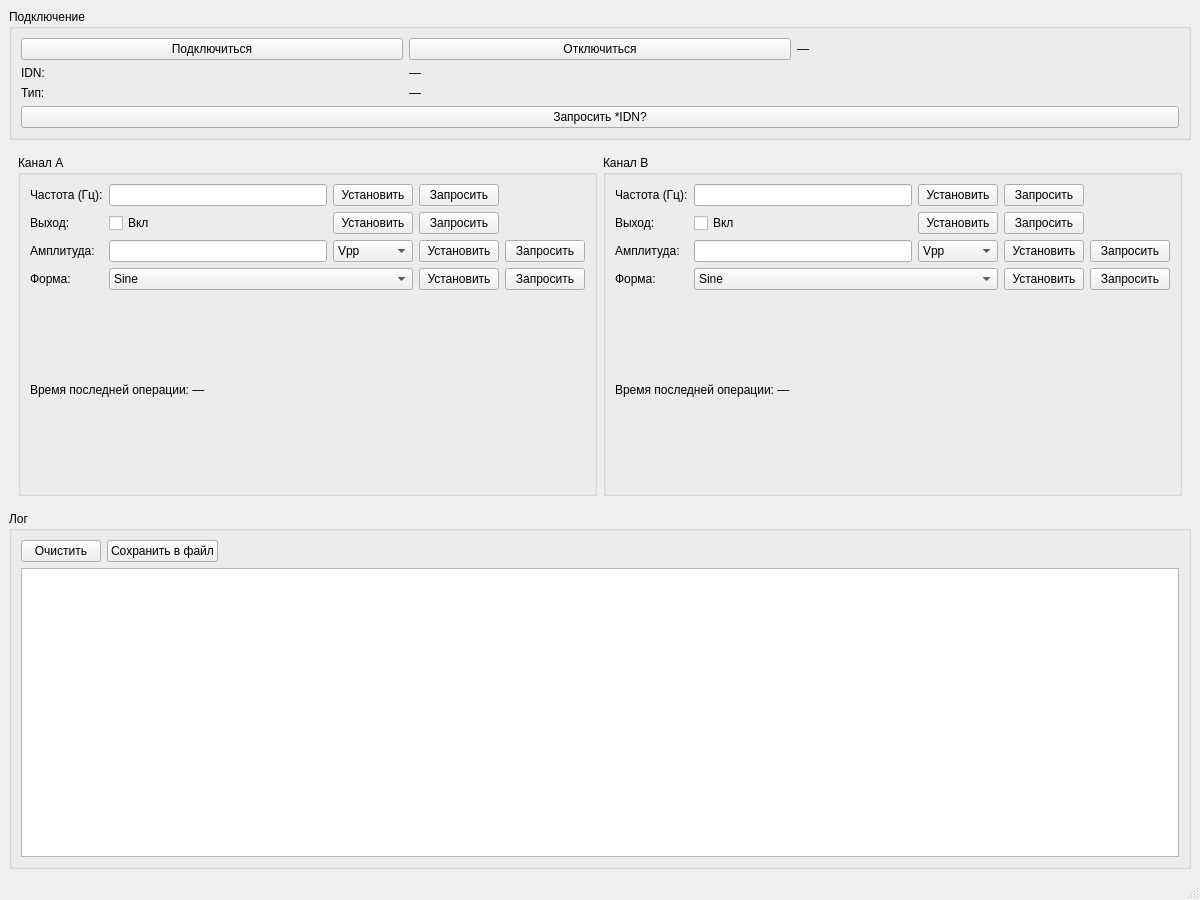
Before: the Qt Designer form mainwindow.ui in Anatolichka2202/AKIP-Gratten_Generator_Manger, drawn with Qt 5.
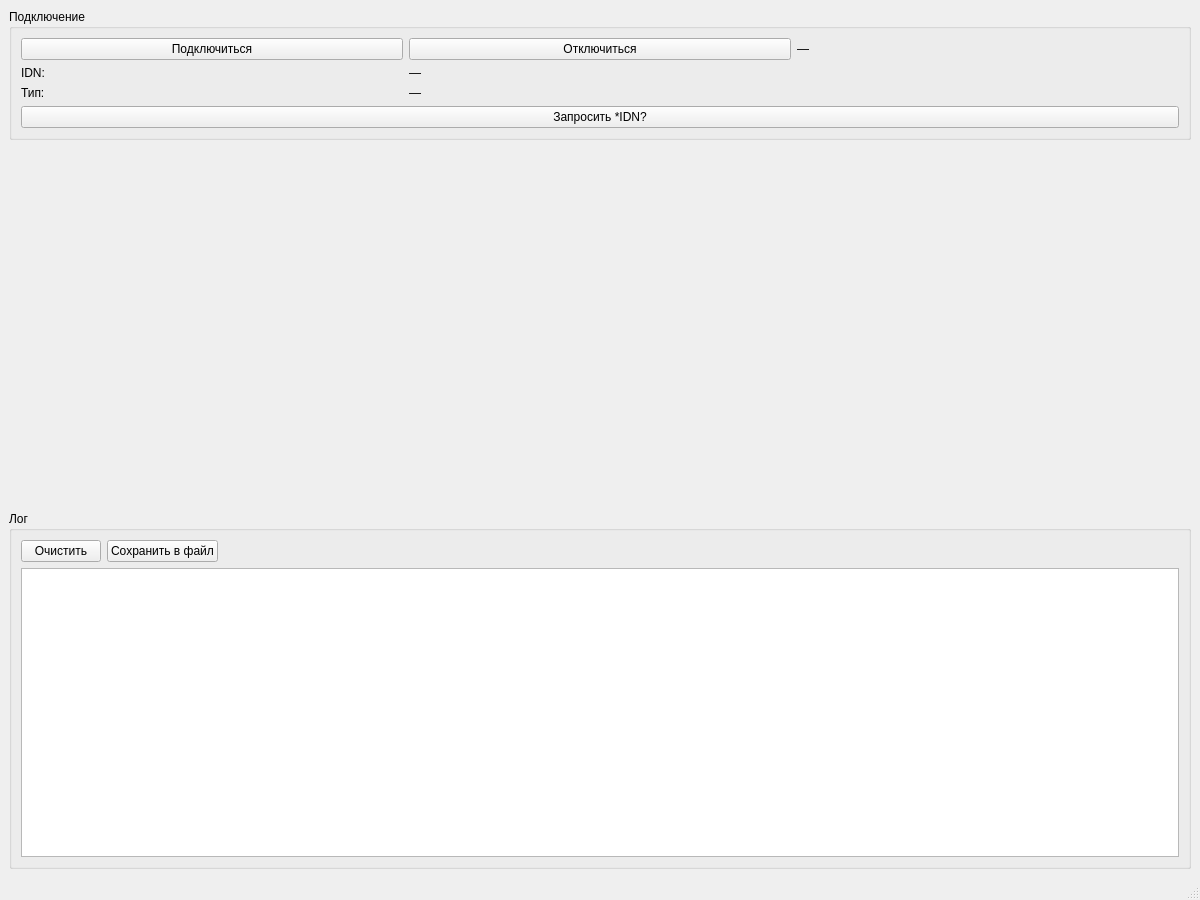
After: the same form once the commit is applied.

Patch:
```diff
--- a/mainwindow.ui
+++ b/mainwindow.ui
@@ -90,341 +90,8 @@
        <number>0</number>
       </property>
       <widget class="QWidget" name="akipPage">
-       <layout class="QHBoxLayout" name="horizontalLayout_2">
-        <item>
-         <widget class="QGroupBox" name="grpChannelA">
-        <property name="title">
-         <string>Канал A</string>
-        </property>
-        <layout class="QGridLayout" name="gridLayout_6">
-         <item row="0" column="0">
-          <widget class="QLabel" name="labelFreqA">
-           <property name="text">
-            <string>Частота (Гц):</string>
-           </property>
-          </widget>
-         </item>
-         <item row="0" column="1">
-          <widget class="QLineEdit" name="editFreqA"/>
-         </item>
-         <item row="0" column="2">
-          <widget class="QPushButton" name="btnSetFreqA">
-           <property name="text">
-            <string>Установить</string>
-           </property>
-          </widget>
-         </item>
-         <item row="0" column="3">
-          <widget class="QPushButton" name="btnQueryFreqA">
-           <property name="text">
-            <string>Запросить</string>
-           </property>
-          </widget>
-         </item>
-         <item row="1" column="0">
-          <widget class="QLabel" name="labelOutputA">
-           <property name="text">
-            <string>Выход:</string>
-           </property>
-          </widget>
-         </item>
-         <item row="1" column="1">
-          <widget class="QCheckBox" name="chkOutputA">
-           <property name="text">
-            <string>Вкл</string>
-           </property>
-          </widget>
-         </item>
-         <item row="1" column="2">
-          <widget class="QPushButton" name="btnSetOutputA">
-           <property name="text">
-            <string>Установить</string>
-           </property>
-          </widget>
-         </item>
-         <item row="1" column="3">
-          <widget class="QPushButton" name="btnQueryOutputA">
-           <property name="text">
-            <string>Запросить</string>
-           </property>
-          </widget>
-         </item>
-         <item row="2" column="0">
-          <widget class="QLabel" name="labelAmplA">
-           <property name="text">
-            <string>Амплитуда:</string>
-           </property>
-          </widget>
-         </item>
-         <item row="2" column="1">
-          <widget class="QLineEdit" name="editAmplA"/>
-         </item>
-         <item row="2" column="2">
-          <widget class="QComboBox" name="cmbAmplUnitA">
-           <item>
-            <property name="text">
-             <string>Vpp</string>
-            </property>
-           </item>
-           <item>
-            <property name="text">
-             <string>Vrms</string>
-            </property>
-           </item>
-           <item>
-            <property name="text">
-             <string>dBm</string>
-            </property>
-           </item>
-          </widget>
-         </item>
-         <item row="2" column="3">
-          <widget class="QPushButton" name="btnSetAmplA">
-           <property name="text">
-            <string>Установить</string>
-           </property>
-          </widget>
-         </item>
-         <item row="2" column="4">
-          <widget class="QPushButton" name="btnQueryAmplA">
-           <property name="text">
-            <string>Запросить</string>
-           </property>
-          </widget>
-         </item>
-         <item row="3" column="0">
-          <widget class="QLabel" name="labelWaveA">
-           <property name="text">
-            <string>Форма:</string>
-           </property>
-          </widget>
-         </item>
-         <item row="3" column="1" colspan="2">
-          <widget class="QComboBox" name="cmbWaveformA">
-           <item>
-            <property name="text">
-             <string>Sine</string>
-            </property>
-           </item>
-           <item>
-            <property name="text">
-             <string>Square</string>
-            </property>
-           </item>
-           <item>
-            <property name="text">
-             <string>Ramp</string>
-            </property>
-           </item>
-           <item>
-            <property name="text">
-             <string>Pulse</string>
-            </property>
-           </item>
-           <item>
-            <property name="text">
-             <string>Noise</string>
-            </property>
-           </item>
-           <item>
-            <property name="text">
-             <string>DC</string>
-            </property>
-           </item>
-          </widget>
-         </item>
-         <item row="3" column="3">
-          <widget class="QPushButton" name="btnSetWaveA">
-           <property name="text">
-            <string>Установить</string>
-           </property>
-          </widget>
-         </item>
-         <item row="3" column="4">
-          <widget class="QPushButton" name="btnQueryWaveA">
-           <property name="text">
-            <string>Запросить</string>
-           </property>
-          </widget>
-         </item>
-         <item row="4" column="0" colspan="5">
-          <widget class="QLabel" name="lblLastOpTimeA">
-           <property name="text">
-            <string>Время последней операции: —</string>
-           </property>
-          </widget>
-         </item>
-        </layout>
-       </widget>
-      </item>
-      <item>
-       <widget class="QGroupBox" name="grpChannelB">
-        <property name="title">
-         <string>Канал B</string>
-        </property>
-        <layout class="QGridLayout" name="gridLayout_7">
-         <item row="0" column="0">
-          <widget class="QLabel" name="labelFreqB">
-           <property name="text">
-            <string>Частота (Гц):</string>
-           </property>
-          </widget>
-         </item>
-         <item row="0" column="1">
-          <widget class="QLineEdit" name="editFreqB"/>
-         </item>
-         <item row="0" column="2">
-          <widget class="QPushButton" name="btnSetFreqB">
-           <property name="text">
-            <string>Установить</string>
-           </property>
-          </widget>
-         </item>
-         <item row="0" column="3">
-          <widget class="QPushButton" name="btnQueryFreqB">
-           <property name="text">
-            <string>Запросить</string>
-           </property>
-          </widget>
-         </item>
-         <item row="1" column="0">
-          <widget class="QLabel" name="labelOutputB">
-           <property name="text">
-            <string>Выход:</string>
-           </property>
-          </widget>
-         </item>
-         <item row="1" column="1">
-          <widget class="QCheckBox" name="chkOutputB">
-           <property name="text">
-            <string>Вкл</string>
-           </property>
-          </widget>
-         </item>
-         <item row="1" column="2">
-          <widget class="QPushButton" name="btnSetOutputB">
-           <property name="text">
-            <string>Установить</string>
-           </property>
-          </widget>
-         </item>
-         <item row="1" column="3">
-          <widget class="QPushButton" name="btnQueryOutputB">
-           <property name="text">
-            <string>Запросить</string>
-           </property>
-          </widget>
-         </item>
-         <item row="2" column="0">
-          <widget class="QLabel" name="labelAmplB">
-           <property name="text">
-            <string>Амплитуда:</string>
-           </property>
-          </widget>
-         </item>
-         <item row="2" column="1">
-          <widget class="QLineEdit" name="editAmplB"/>
-         </item>
-         <item row="2" column="2">
-          <widget class="QComboBox" name="cmbAmplUnitB">
-           <item>
-            <property name="text">
-             <string>Vpp</string>
-            </property>
-           </item>
-           <item>
-            <property name="text">
-             <string>Vrms</string>
-            </property>
-           </item>
-           <item>
-            <property name="text">
-             <string>dBm</string>
-            </property>
-           </item>
-          </widget>
-         </item>
-         <item row="2" column="3">
-          <widget class="QPushButton" name="btnSetAmplB">
-           <property name="text">
-            <string>Установить</string>
-           </property>
-          </widget>
-         </item>
-         <item row="2" column="4">
-          <widget class="QPushButton" name="btnQueryAmplB">
-           <property name="text">
-            <string>Запросить</string>
-           </property>
-          </widget>
-         </item>
-         <item row="3" column="0">
-          <widget class="QLabel" name="labelWaveB">
-           <property name="text">
-            <string>Форма:</string>
-           </property>
-          </widget>
-         </item>
-         <item row="3" column="1" colspan="2">
-          <widget class="QComboBox" name="cmbWaveformB">
-           <item>
-            <property name="text">
-             <string>Sine</string>
-            </property>
-           </item>
-           <item>
-            <property name="text">
-             <string>Square</string>
-            </property>
-           </item>
-           <item>
-            <property name="text">
-             <string>Ramp</string>
-            </property>
-           </item>
-           <item>
-            <property name="text">
-             <string>Pulse</string>
-            </property>
-           </item>
-           <item>
-            <property name="text">
-             <string>Noise</string>
-            </property>
-           </item>
-           <item>
-            <property name="text">
-             <string>DC</string>
-            </property>
-           </item>
-          </widget>
-         </item>
-         <item row="3" column="3">
-          <widget class="QPushButton" name="btnSetWaveB">
-           <property name="text">
-            <string>Установить</string>
-           </property>
-          </widget>
-         </item>
-         <item row="3" column="4">
-          <widget class="QPushButton" name="btnQueryWaveB">
-           <property name="text">
-            <string>Запросить</string>
-           </property>
-          </widget>
-         </item>
-         <item row="4" column="0" colspan="5">
-          <widget class="QLabel" name="lblLastOpTimeB">
-           <property name="text">
-            <string>Время последней операции: —</string>
-           </property>
-          </widget>
-         </item>
-        </layout>
-       </widget>
-      </item>
-     </layout>
-	  </widget>
+       <layout class="QHBoxLayout" name="horizontalLayout_2"/>
+      </widget>
 	     <widget class="QWidget" name="grattenPage"/>
 		 </widget>
     </item>
```
